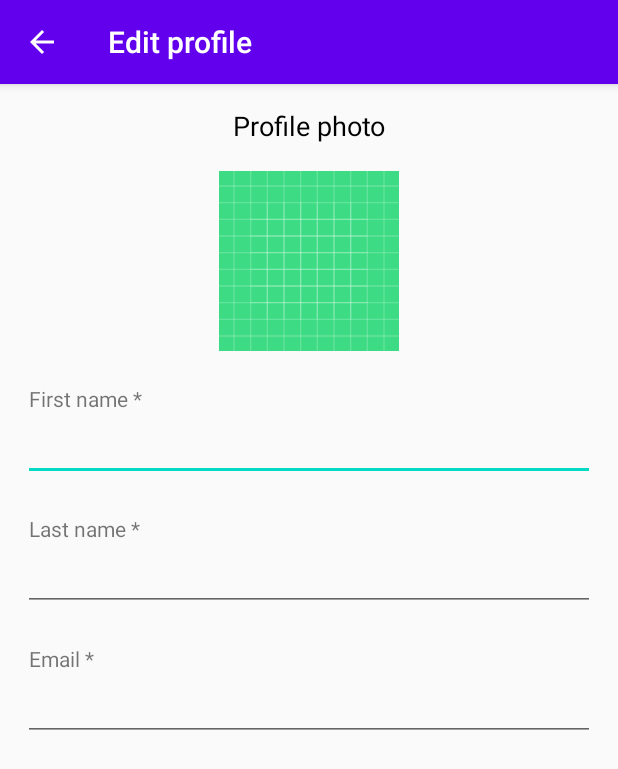
After one commit to sonnguyen0310/MiuMap, an Android app: the EditProfileActivity screen opened directly, with no data from a screen before it, on a phone screen of 412 x 824 dp. The commit adds this screen. Shown: the top 769 px of the screen. Run offline under Robolectric (Android 15) with nearby library versions, the phone set to English and light mode, and no system bars; our stand-ins replace Picasso; pictures from the network do not load; 4 statements that could not run were skipped.

Commit message:
Added EditProfileActivity

```diff
--- a/app/src/main/AndroidManifest.xml
+++ b/app/src/main/AndroidManifest.xml
@@ -10,6 +10,9 @@
         android:supportsRtl="true"
         android:theme="@style/AppTheme">
         <activity
+            android:name=".ui.profile.EditProfileActivity"
+            android:label="@string/edit_profile_title" />
+        <activity
             android:name=".MainActivity"
             android:label="@string/app_name">
             <intent-filter>
--- /dev/null
+++ b/app/src/main/java/com/sng/miumap/ui/profile/EditProfileActivity.kt
@@ -0,0 +1,32 @@
+package com.sng.miumap.ui.profile
+
+import android.support.v7.app.AppCompatActivity
+import android.os.Bundle
+import com.sng.miumap.R
+import com.sng.miumap.model.Profile
+import com.squareup.picasso.Picasso
+import kotlinx.android.synthetic.main.activity_edit_profile.*
+
+class EditProfileActivity : AppCompatActivity() {
+
+    override fun onCreate(savedInstanceState: Bundle?) {
+        super.onCreate(savedInstanceState)
+        setContentView(R.layout.activity_edit_profile)
+        supportActionBar?.setDisplayHomeAsUpEnabled(true)
+
+        val profile = intent.getParcelableExtra<Profile>("profile")
+        setupUI(profile)
+    }
+
+    private fun setupUI(profile: Profile) {
+        Picasso.get().load(profile.imageUrl).into(profile_image_view)
+        first_name_edit_text.setText(profile.firstName)
+        last_name_edit_text.setText(profile.lastName)
+        email_edit_text.setText(profile.email)
+    }
+
+    override fun onSupportNavigateUp(): Boolean {
+        finish()
+        return true
+    }
+}
--- /dev/null
+++ b/app/src/main/res/layout/activity_edit_profile.xml
@@ -0,0 +1,66 @@
+<?xml version="1.0" encoding="utf-8"?>
+<LinearLayout xmlns:android="http://schemas.android.com/apk/res/android"
+    xmlns:tools="http://schemas.android.com/tools"
+    android:layout_width="match_parent"
+    android:layout_height="match_parent"
+    android:orientation="vertical"
+    android:padding="15dp"
+    tools:context=".ui.profile.EditProfileActivity">
+
+    <TextView
+        android:layout_width="match_parent"
+        android:layout_height="wrap_content"
+        android:layout_marginBottom="18dp"
+        android:gravity="center_horizontal"
+        android:text="@string/profile_photo"
+        android:textAlignment="center"
+        android:textColor="@android:color/black"
+        android:textSize="18sp" />
+
+    <ImageView
+        android:id="@+id/profile_image_view"
+        android:layout_width="120dp"
+        android:layout_height="120dp"
+        android:src="@drawable/ic_launcher_background"
+        android:layout_gravity="center_horizontal" />
+
+    <TextView
+        android:layout_width="match_parent"
+        android:layout_height="wrap_content"
+        android:layout_marginTop="22dp"
+        android:paddingLeft="4dp"
+        android:text="@string/first_name_required" />
+
+    <EditText
+        android:id="@+id/first_name_edit_text"
+        android:layout_width="match_parent"
+        android:layout_height="wrap_content"
+        android:inputType="textPersonName" />
+
+    <TextView
+        android:layout_width="match_parent"
+        android:layout_height="wrap_content"
+        android:layout_marginTop="22dp"
+        android:paddingLeft="4dp"
+        android:text="@string/last_name_required" />
+
+    <EditText
+        android:id="@+id/last_name_edit_text"
+        android:layout_width="match_parent"
+        android:layout_height="wrap_content"
+        android:inputType="textPersonName" />
+
+    <TextView
+        android:layout_width="match_parent"
+        android:layout_height="wrap_content"
+        android:layout_marginTop="22dp"
+        android:paddingLeft="4dp"
+        android:text="@string/email_required" />
+
+    <EditText
+        android:id="@+id/email_edit_text"
+        android:layout_width="match_parent"
+        android:layout_height="wrap_content"
+        android:inputType="textEmailAddress" />
+
+</LinearLayout>
--- a/app/src/main/res/values/strings.xml
+++ b/app/src/main/res/values/strings.xml
@@ -2,6 +2,11 @@
     <string name="app_name">MiuMap</string>
     <string name="title_home">Home</string>
     <string name="title_profile">Profile</string>
+    <string name="edit_profile_title">Edit profile</string>
     <string name="menu_item_camera">Camera</string>
     <string name="menu_item_gallery">Gallery</string>
+    <string name="profile_photo">Profile photo</string>
+    <string name="first_name_required">First name *</string>
+    <string name="last_name_required">Last name *</string>
+    <string name="email_required">Email *</string>
 </resources>
```
Also changed, not shown: app/src/main/java/com/sng/miumap/model/Profile.kt (+11 -1 lines), app/src/main/java/com/sng/miumap/ui/profile/ProfileFragment.kt (+11 -2 lines), app/src/main/res/layout/fragment_profile.xml (+9 -6 lines).
